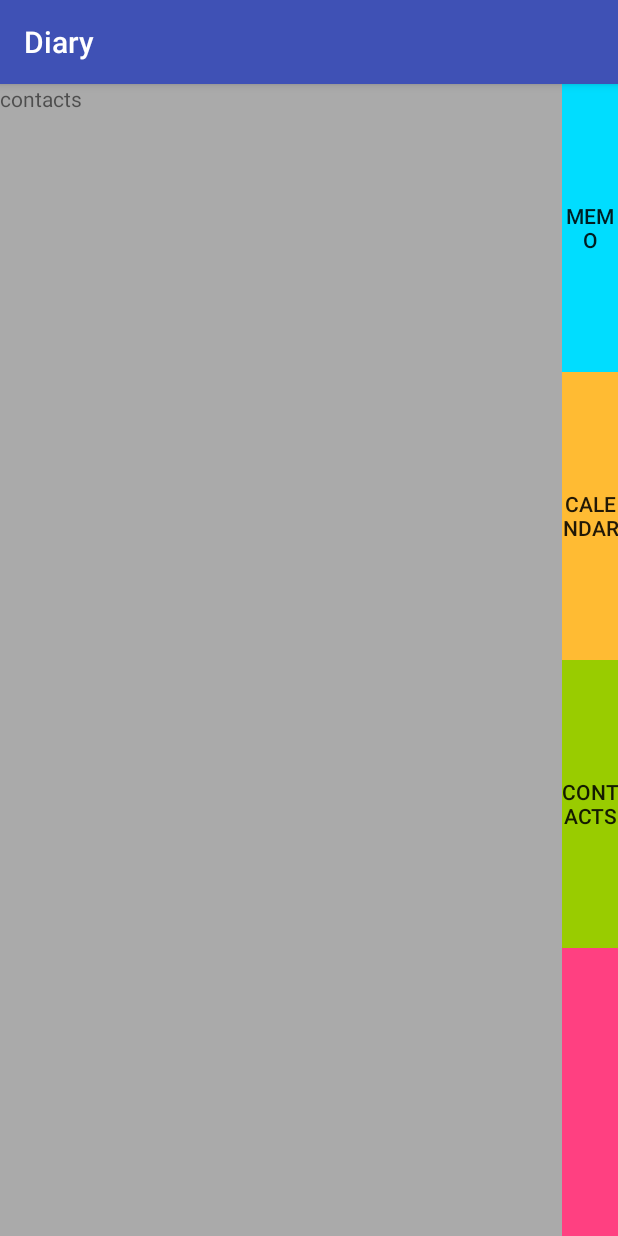
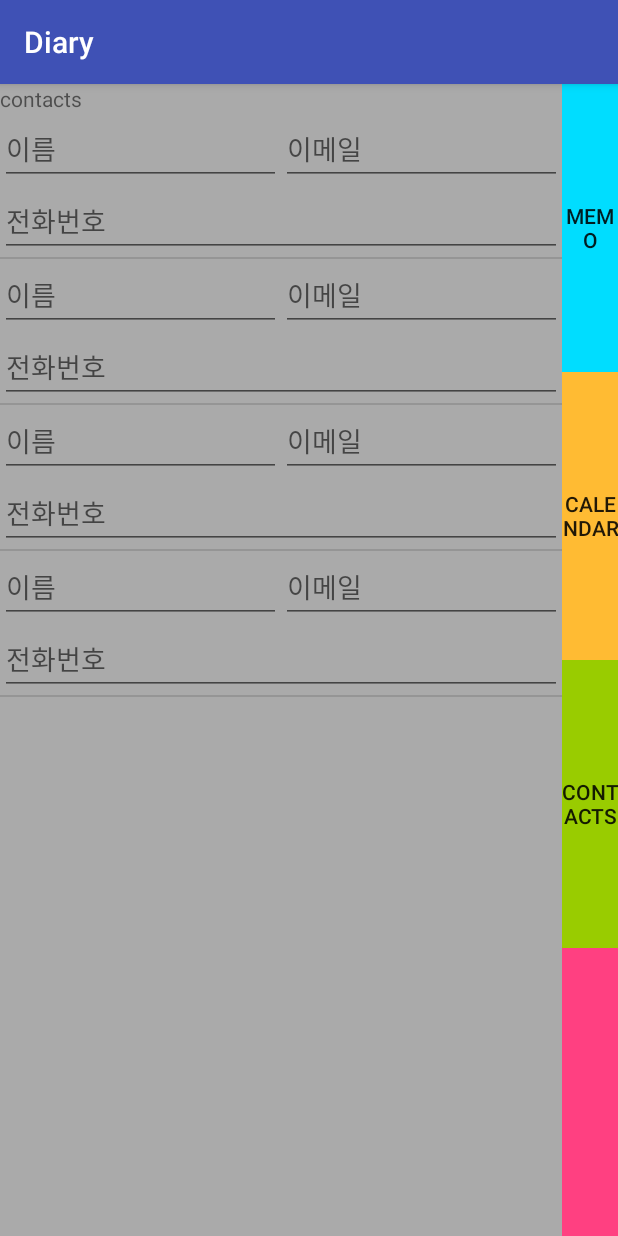
Before and after one commit to creation-group-domisol/diary, an Android app: the screen it shows after launch (MainActivity), after a tap on "CONTACTS", on a phone screen of 412 x 824 dp. Run offline under Robolectric (Android 15) with nearby library versions, the phone set to English and light mode, and no system bars.

Commit message:
add contacts activity

```diff
--- a/app/src/main/java/com/group/creation/domisol/diary/MainActivity.java
+++ b/app/src/main/java/com/group/creation/domisol/diary/MainActivity.java
@@ -53,6 +53,16 @@ public class MainActivity extends AppCompatActivity {
                         "   weekday integer," +
                         "   content text" +
                         ")");
+
+                db.execSQL("" +
+                        "create table CONTACT (" +
+                        "   id integer PRIMARY KEY AUTOINCREMENT," +
+                        "   page integer," +
+                        "   idx integer," +
+                        "   name text," +
+                        "   email text," +
+                        "   phone text" +
+                        ")");
             }
 
             @Override
--- a/app/src/main/java/com/group/creation/domisol/diary/contacts/ContactFragment.java
+++ b/app/src/main/java/com/group/creation/domisol/diary/contacts/ContactFragment.java
@@ -1,23 +1,118 @@
 package com.group.creation.domisol.diary.contacts;
 
+import android.database.Cursor;
+import android.database.sqlite.SQLiteDatabase;
 import android.os.Bundle;
 import android.support.annotation.Nullable;
 import android.support.v4.app.Fragment;
 import android.view.LayoutInflater;
 import android.view.View;
 import android.view.ViewGroup;
+import android.widget.ListView;
 
+import com.group.creation.domisol.diary.MainActivity;
 import com.group.creation.domisol.diary.R;
+import com.group.creation.domisol.diary.Swipable;
+
+import java.util.ArrayList;
 
 /**
- * Created by daumkakao on 2017. 4. 3..
+ * Created by cob on 2017. 3. 29..
  */
 
-public class ContactFragment extends Fragment {
+public class ContactFragment extends Fragment implements Swipable {
+
+    private int currentPage = 0;
+    private SQLiteDatabase db;
+//    private TextView pageNumber;
+    private ContactItemListAdapter itemAdapter;
+
     @Nullable
     @Override
     public View onCreateView(LayoutInflater inflater, @Nullable ViewGroup container, Bundle savedInstanceState) {
+        MainActivity mainActivity = (MainActivity) getContext();
+        db = mainActivity.getReadableDatabase();
+
         ViewGroup rootView = (ViewGroup) inflater.inflate(R.layout.fragment_contacts, container, false);
+        ListView contactListContainer = (ListView) rootView.findViewById(R.id.contact_list_container);
+
+        itemAdapter = new ContactItemListAdapter(getContext(), R.layout.contact_list_item, new ArrayList<ContactItem>());
+        itemAdapter.init();
+
+//        pageNumber = (TextView) rootView.findViewById(R.id.page_number);
+//        pageNumber.setText(currentPage+"");
+        contactListContainer.setAdapter(itemAdapter);
+
+        loadContact();
         return rootView;
     }
+
+    private void saveContacts(int page){
+        for (int i = 0; i < itemAdapter.getCount(); i++) {
+            ContactItem item = (ContactItem) itemAdapter.getItem(i);
+            saveContact(item, page, i);
+        }
+    }
+
+    private void saveContact(ContactItem contactItem, int page, int idx){
+        String name = contactItem.getName();
+        String email = contactItem.getEmail();
+        String phone = contactItem.getPhone();
+
+        Cursor curPageCursor = db.rawQuery("select * from CONTACT where page = ? and idx = ?", new String[]{page + "", idx + ""});
+        if (curPageCursor.getCount() < 1 && (
+                (name != null && !name.equals("")) ||
+                (email != null && !email.equals("")) ||
+                (phone != null && !phone.equals("")))) {
+            db.execSQL("insert into CONTACT (name, email, phone, page, idx) values(?, ?, ?, ?, ?)", new Object[]{name, email, phone, page, idx});
+        } else if(curPageCursor.getCount() > 0){
+            db.execSQL("update CONTACT set name = ?, email = ?, phone = ? where page = ? and idx = ?", new Object[]{name, email, phone, page, idx});
+        }
+        curPageCursor.close();
+    }
+
+    private void loadContacts(int page) {
+        Cursor curPageCursor = db.rawQuery("select * from CONTACT where page = ?", new String[]{page + ""});
+        if (curPageCursor.getCount() < 1)
+            return;
+        for (int i = 0; i < curPageCursor.getCount(); i++) {
+            curPageCursor.moveToNext();
+
+            int idx = curPageCursor.getInt(2);
+            String name = curPageCursor.getString(3);
+            String email = curPageCursor.getString(4);
+            String phone = curPageCursor.getString(5);
+
+            itemAdapter.setItem(idx, name, email, phone);
+        }
+        curPageCursor.close();
+    }
+
+    @Override
+    public void swipeLeft() {
+        saveContacts();
+        currentPage++;
+        loadContact();
+    }
+
+    private void saveContacts() {
+        saveContacts(currentPage);
+        itemAdapter.clear();
+    }
+
+    @Override
+    public void swipeRight() {
+        if (currentPage == 0) {
+            return;
+        }
+        saveContacts();
+        currentPage--;
+        loadContact();
+    }
+
+    private void loadContact() {
+        loadContacts(currentPage);
+        itemAdapter.notifyDataSetChanged();
+//        pageNumber.setText(currentPage+"");
+    }
 }
--- /dev/null
+++ b/app/src/main/java/com/group/creation/domisol/diary/contacts/ContactItem.java
@@ -0,0 +1,43 @@
+package com.group.creation.domisol.diary.contacts;
+
+/**
+ * Created by cob on 2017. 5. 15..
+ */
+
+public class ContactItem {
+    private String name;
+    private String email;
+    private String phone;
+
+    public ContactItem(){}
+
+    public ContactItem(String name, String email, String phone) {
+        this.name = name;
+        this.email = email;
+        this.phone = phone;
+    }
+
+    public String getName() {
+        return name;
+    }
+
+    public void setName(String name) {
+        this.name = name;
+    }
+
+    public String getEmail() {
+        return email;
+    }
+
+    public void setEmail(String email) {
+        this.email = email;
+    }
+
+    public String getPhone() {
+        return phone;
+    }
+
+    public void setPhone(String phone) {
+        this.phone = phone;
+    }
+}
--- /dev/null
+++ b/app/src/main/java/com/group/creation/domisol/diary/contacts/ContactItemListAdapter.java
@@ -0,0 +1,67 @@
+package com.group.creation.domisol.diary.contacts;
+
+import android.content.Context;
+import android.support.annotation.LayoutRes;
+import android.support.annotation.NonNull;
+import android.view.View;
+import android.view.ViewGroup;
+import android.widget.ArrayAdapter;
+
+import java.util.List;
+
+/**
+ * Created by cob on 2017. 5. 15..
+ */
+
+public class ContactItemListAdapter extends ArrayAdapter<ContactItem> {
+    private Context context;
+    private List<ContactItem> contactItems;
+
+    public ContactItemListAdapter(@NonNull Context context,
+                                  @LayoutRes int resource,
+                                  @NonNull List<ContactItem> objects) {
+        super(context, resource, objects);
+        this.context = context;
+        contactItems = objects;
+    }
+
+    @Override
+    public View getView(int position, View convertView, ViewGroup parent) {
+        ContactItemView itemView;
+        if (convertView == null) {
+            itemView = new ContactItemView(context, contactItems.get(position));
+        } else {
+            itemView = (ContactItemView) convertView;
+        }
+
+        if (contactItems.size()  > position)
+            itemView.setContactItem(contactItems.get(position));
+
+        return itemView;
+    }
+
+    public void init() {
+        addItem(new ContactItem());
+        addItem(new ContactItem());
+        addItem(new ContactItem());
+        addItem(new ContactItem());
+    }
+
+    public void clear() {
+        for (ContactItem contactItem : contactItems) {
+            contactItem = new ContactItem();
+        }
+    }
+
+    public void setList(List<ContactItem> list) {
+        this.contactItems = list;
+    }
+
+    public void addItem(ContactItem contactItem) {
+        this.contactItems.add(contactItem);
+    }
+
+    public void setItem(int idx, String name, String email, String phone) {
+        this.contactItems.set(idx, new ContactItem(name, email, phone));
+    }
+}
--- /dev/null
+++ b/app/src/main/java/com/group/creation/domisol/diary/contacts/ContactItemView.java
@@ -0,0 +1,84 @@
+package com.group.creation.domisol.diary.contacts;
+
+import android.content.Context;
+import android.text.Editable;
+import android.text.TextWatcher;
+import android.view.LayoutInflater;
+import android.widget.LinearLayout;
+import android.widget.TextView;
+
+import com.group.creation.domisol.diary.R;
+
+/**
+ * Created by cob on 2017. 5. 15..
+ */
+
+public class ContactItemView extends LinearLayout {
+    private final TextView nameView;
+    private final TextView emailView;
+    private final TextView phoneView;
+
+    public ContactItemView(Context context, final ContactItem aItem) {
+        super(context);
+
+        LayoutInflater inflater = (LayoutInflater) context.getSystemService(Context.LAYOUT_INFLATER_SERVICE);
+        inflater.inflate(R.layout.contact_list_item, this, true);
+
+        String name = aItem.getName();
+        String email = aItem.getEmail();
+        String phone = aItem.getPhone();
+
+        nameView = (TextView) findViewById(R.id.contact_name);
+        emailView = (TextView) findViewById(R.id.contact_email);
+        phoneView = (TextView) findViewById(R.id.contact_phone);
+
+
+        nameView.addTextChangedListener(new ContactTextWatcher(aItem) {
+            @Override
+            public void afterTextChanged(Editable s) {
+                this.contactItem.setName(s.toString());
+            }
+        });
+
+        emailView.addTextChangedListener(new ContactTextWatcher(aItem) {
+            @Override
+            public void afterTextChanged(Editable s) {
+                this.contactItem.setEmail(s.toString());
+            }
+        });
+
+        phoneView.addTextChangedListener(new ContactTextWatcher(aItem) {
+            @Override
+            public void afterTextChanged(Editable s) {
+                this.contactItem.setPhone(s.toString());
+            }
+        });
+
+        setContactItem(aItem);
+    }
+
+    private static abstract class ContactTextWatcher implements TextWatcher{
+
+        ContactItem contactItem;
+
+        public ContactTextWatcher(ContactItem contactItem) {
+            this.contactItem = contactItem;
+        }
+
+        @Override
+        public void beforeTextChanged(CharSequence s, int start, int count, int after) {
+
+        }
+
+        @Override
+        public void onTextChanged(CharSequence s, int start, int before, int count) {
+
+        }
+    }
+
+    public void setContactItem(ContactItem contactItem) {
+        nameView.setText(contactItem.getName());
+        emailView.setText(contactItem.getEmail());
+        phoneView.setText(contactItem.getPhone());
+    }
+}
--- /dev/null
+++ b/app/src/main/res/layout/contact_list_item.xml
@@ -0,0 +1,34 @@
+<?xml version="1.0" encoding="utf-8"?>
+<LinearLayout xmlns:android="http://schemas.android.com/apk/res/android"
+    android:orientation="vertical" android:layout_width="match_parent"
+    android:layout_height="match_parent">
+
+    <LinearLayout xmlns:android="http://schemas.android.com/apk/res/android"
+        android:orientation="horizontal" android:layout_width="match_parent"
+        android:layout_height="wrap_content">
+
+        <EditText
+            android:layout_width="match_parent"
+            android:layout_height="wrap_content"
+            android:id="@+id/contact_name"
+            android:layout_weight="1"
+            android:hint="이름"
+        />
+
+        <EditText
+            android:layout_width="match_parent"
+            android:layout_height="wrap_content"
+            android:id="@+id/contact_email"
+            android:layout_weight="1"
+            android:hint="이메일"
+            android:inputType="textEmailAddress" />
+    </LinearLayout>
+
+    <EditText
+        android:layout_width="match_parent"
+        android:layout_height="wrap_content"
+        android:id="@+id/contact_phone"
+        android:layout_weight="1"
+        android:hint="전화번호"
+        android:inputType="phone" />
+</LinearLayout>
--- a/app/src/main/res/layout/fragment_contacts.xml
+++ b/app/src/main/res/layout/fragment_contacts.xml
@@ -10,4 +10,9 @@
         android:layout_height="wrap_content"
         android:text="@string/tab_contacts"/>
 
+    <ListView
+        android:layout_width="match_parent"
+        android:layout_height="match_parent"
+        android:id="@+id/contact_list_container" />
+
 </LinearLayout>
```
Also changed, not shown: app/src/main/java/com/group/creation/domisol/diary/calendar/CalendarFragment.java (+7 -4 lines), app/src/main/res/layout/fragment_calendar.xml (+6 -1 lines).
